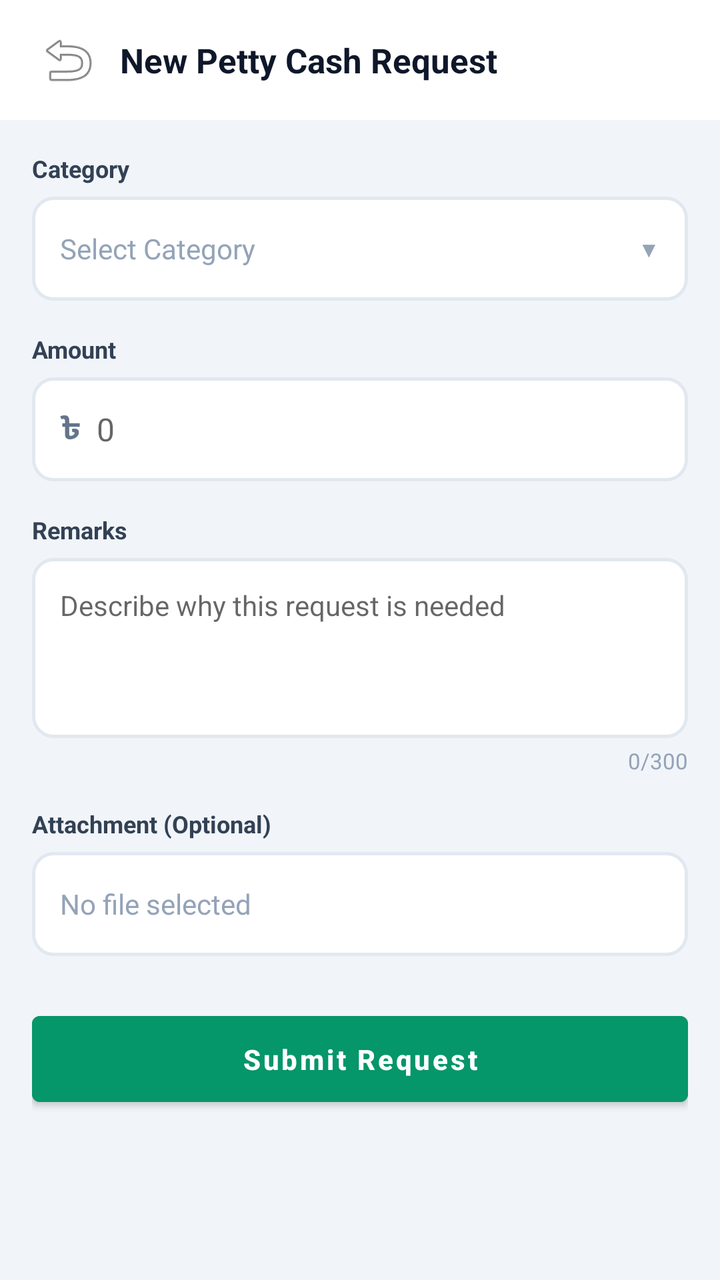
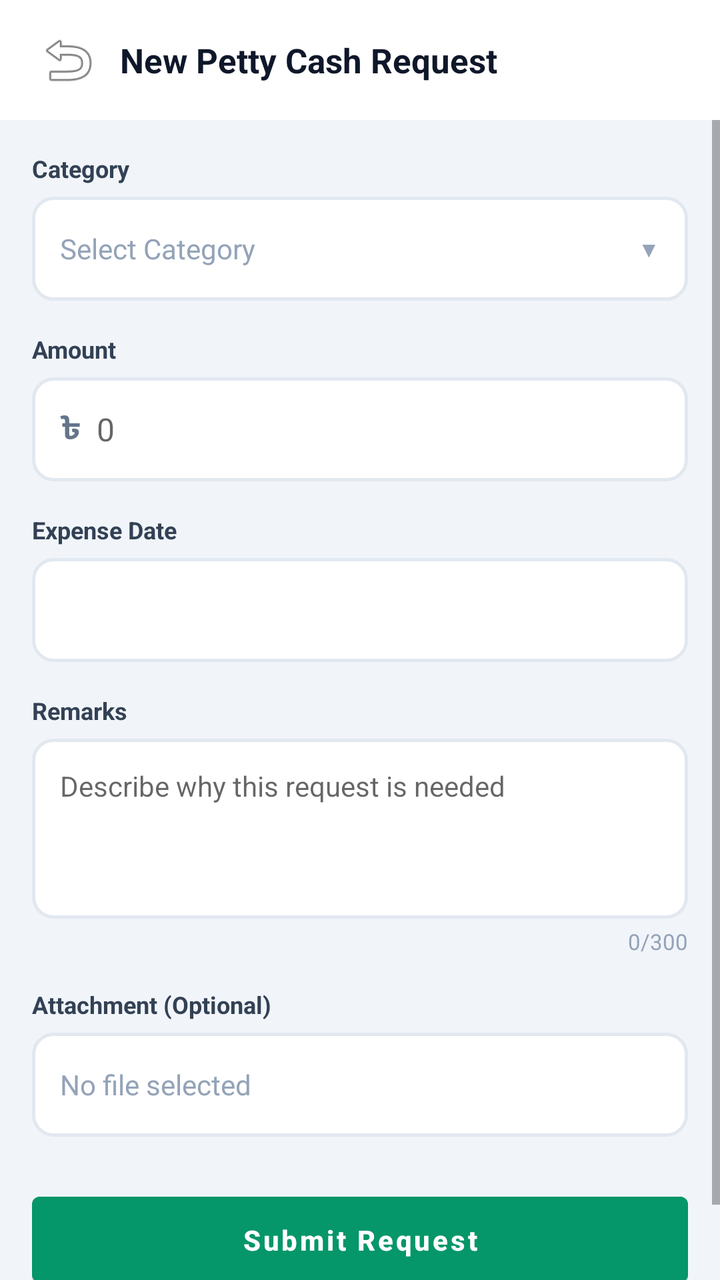

An Android layout rendered at two revisions. The XML below is the earlier revision; the diff shows what the commit changed to produce the second picture.
<!-- AndroidManifest.xml: application theme Theme.DataBridge -->
<!-- res/layout/fragment_petty_cash_request_create.xml -->
<?xml version="1.0" encoding="utf-8"?>
<FrameLayout
    xmlns:android="http://schemas.android.com/apk/res/android"
    xmlns:app="http://schemas.android.com/apk/res-auto"
    android:layout_width="match_parent"
    android:layout_height="match_parent"
    android:background="#F1F5F9">

    <LinearLayout
        android:layout_width="match_parent"
        android:layout_height="match_parent"
        android:orientation="vertical">

        
        <LinearLayout
            android:layout_width="match_parent"
            android:layout_height="wrap_content"
            android:orientation="horizontal"
            android:gravity="center_vertical"
            android:paddingHorizontal="16dp"
            android:paddingVertical="12dp"
            android:background="#FFFFFF">

            <ImageButton
                android:id="@+id/btnPcRequestCreateBack"
                android:layout_width="36dp"
                android:layout_height="36dp"
                android:src="@android:drawable/ic_menu_revert"
                android:background="?attr/selectableItemBackgroundBorderless"
                android:contentDescription="Back" />

            <TextView
                android:id="@+id/tvPcRequestCreateTitle"
                android:layout_width="0dp"
                android:layout_weight="1"
                android:layout_height="wrap_content"
                android:text="New Petty Cash Request"
                android:textSize="17sp"
                android:textStyle="bold"
                android:textColor="#0F172A"
                android:layout_marginStart="8dp" />
        </LinearLayout>

        <ScrollView
            android:layout_width="match_parent"
            android:layout_height="0dp"
            android:layout_weight="1"
            android:fillViewport="true"
            android:clipToPadding="false"
            android:paddingBottom="16dp">

            <LinearLayout
                android:layout_width="match_parent"
                android:layout_height="wrap_content"
                android:orientation="vertical"
                android:padding="16dp">

                
                <TextView
                    android:layout_width="wrap_content"
                    android:layout_height="wrap_content"
                    android:text="Category"
                    android:textSize="12sp"
                    android:textStyle="bold"
                    android:textColor="#334155" />

                <LinearLayout
                    android:id="@+id/layoutPcRequestCategory"
                    android:layout_width="match_parent"
                    android:layout_height="52dp"
                    android:orientation="horizontal"
                    android:gravity="center_vertical"
                    android:layout_marginTop="6dp"
                    android:background="@drawable/bg_pc_input"
                    android:paddingHorizontal="14dp"
                    android:clickable="true"
                    android:focusable="true">

                    <TextView
                        android:id="@+id/tvPcRequestCategorySelected"
                        android:layout_width="0dp"
                        android:layout_weight="1"
                        android:layout_height="wrap_content"
                        android:text="Select Category"
                        android:textSize="14sp"
                        android:textColor="#94A3B8" />

                    <TextView
                        android:layout_width="wrap_content"
                        android:layout_height="wrap_content"
                        android:text="\u25BC"
                        android:textSize="11sp"
                        android:textColor="#94A3B8" />
                </LinearLayout>

                
                <LinearLayout
                    android:id="@+id/groupPcRequestConsignment"
                    android:layout_width="match_parent"
                    android:layout_height="wrap_content"
                    android:orientation="vertical"
                    android:visibility="gone">

                    <TextView
                        android:layout_width="wrap_content"
                        android:layout_height="wrap_content"
                        android:text="Consignment ID"
                        android:textSize="12sp"
                        android:textStyle="bold"
                        android:textColor="#334155"
                        android:layout_marginTop="16dp" />

                    <LinearLayout
                        android:layout_width="match_parent"
                        android:layout_height="wrap_content"
                        android:orientation="horizontal"
                        android:layout_marginTop="6dp">

                        <EditText
                            android:id="@+id/etPcRequestConsignmentId"
                            android:layout_width="0dp"
                            android:layout_height="52dp"
                            android:layout_weight="1"
                            android:background="@drawable/bg_pc_input"
                            android:hint="Type or scan consignment ID"
                            android:textSize="14sp"
                            android:textColor="#0F172A"
                            android:paddingHorizontal="14dp"
                            android:maxLines="1"
                            android:inputType="text" />

                        <TextView
                            android:id="@+id/btnPcRequestScanConsignment"
                            android:layout_width="52dp"
                            android:layout_height="52dp"
                            android:layout_marginStart="8dp"
                            android:background="@drawable/bg_pc_input"
                            android:gravity="center"
                            android:text="📷"
                            android:textSize="18sp" />
                    </LinearLayout>

                    
                    <LinearLayout
                        android:id="@+id/layoutPcRequestConsignmentPreview"
                        android:layout_width="match_parent"
                        android:layout_height="wrap_content"
                        android:orientation="vertical"
                        android:background="@drawable/bg_card_rounded"
                        android:padding="10dp"
                        android:layout_marginTop="8dp"
                        android:visibility="gone">

                        <TextView
                            android:id="@+id/tvPcRequestConsignmentPreview"
                            android:layout_width="match_parent"
                            android:layout_height="wrap_content"
                            android:textSize="12.5sp"
                            android:textColor="#0F172A" />
                    </LinearLayout>
                </LinearLayout>

                
                <LinearLayout
                    android:id="@+id/groupPcRequestStore"
                    android:layout_width="match_parent"
                    android:layout_height="wrap_content"
                    android:orientation="vertical"
                    android:visibility="gone">

                    <TextView
                        android:layout_width="wrap_content"
                        android:layout_height="wrap_content"
                        android:text="Store"
                        android:textSize="12sp"
                        android:textStyle="bold"
                        android:textColor="#334155"
                        android:layout_marginTop="16dp" />

                    <LinearLayout
                        android:id="@+id/layoutPcRequestStore"
                        android:layout_width="match_parent"
                        android:layout_height="52dp"
                        android:orientation="horizontal"
                        android:gravity="center_vertical"
                        android:layout_marginTop="6dp"
                        android:background="@drawable/bg_pc_input"
                        android:paddingHorizontal="14dp"
                        android:clickable="true"
                        android:focusable="true">

                        <TextView
                            android:id="@+id/tvPcRequestStoreSelected"
                            android:layout_width="0dp"
                            android:layout_weight="1"
                            android:layout_height="wrap_content"
                            android:text="Select Store"
                            android:textSize="14sp"
                            android:textColor="#94A3B8" />

                        <TextView
                            android:layout_width="wrap_content"
                            android:layout_height="wrap_content"
                            android:text="\u25BC"
                            android:textSize="11sp"
                            android:textColor="#94A3B8" />
                    </LinearLayout>

                    <TextView
                        android:layout_width="wrap_content"
                        android:layout_height="wrap_content"
                        android:text="Number of Pickups"
                        android:textSize="12sp"
                        android:textStyle="bold"
                        android:textColor="#334155"
                        android:layout_marginTop="14dp" />

                    <EditText
                        android:id="@+id/etPcRequestPickupCount"
                        android:layout_width="match_parent"
                        android:layout_height="52dp"
                        android:layout_marginTop="6dp"
                        android:background="@drawable/bg_pc_input"
                        android:paddingHorizontal="14dp"
                        android:inputType="number"
                        android:maxLength="3"
                        android:textSize="14sp"
                        android:hint="e.g. 3" />
                </LinearLayout>

                
                <LinearLayout
                    android:id="@+id/groupPcRequestConveyance"
                    android:layout_width="match_parent"
                    android:layout_height="wrap_content"
                    android:orientation="vertical"
                    android:visibility="gone">

                    <TextView
                        android:layout_width="wrap_content"
                        android:layout_height="wrap_content"
                        android:text="Vehicle"
                        android:textSize="12sp"
                        android:textStyle="bold"
                        android:textColor="#334155"
                        android:layout_marginTop="16dp" />

                    <LinearLayout
                        android:id="@+id/layoutPcRequestVehicle"
                        android:layout_width="match_parent"
                        android:layout_height="52dp"
                        android:orientation="horizontal"
                        android:gravity="center_vertical"
                        android:layout_marginTop="6dp"
                        android:background="@drawable/bg_pc_input"
                        android:paddingHorizontal="14dp"
                        android:clickable="true"
                        android:focusable="true">

                        <TextView
                            android:id="@+id/tvPcRequestVehicleSelected"
                            android:layout_width="0dp"
                            android:layout_weight="1"
                            android:layout_height="wrap_content"
                            android:text="Select Vehicle"
                            android:textSize="14sp"
                            android:textColor="#94A3B8" />

                        <TextView
                            android:layout_width="wrap_content"
                            android:layout_height="wrap_content"
                            android:text="\u25BC"
                            android:textSize="11sp"
                            android:textColor="#94A3B8" />
                    </LinearLayout>

                    <TextView
                        android:layout_width="wrap_content"
                        android:layout_height="wrap_content"
                        android:text="From"
                        android:textSize="12sp"
                        android:textStyle="bold"
                        android:textColor="#334155"
                        android:layout_marginTop="14dp" />

                    <LinearLayout
                        android:id="@+id/layoutPcRequestFromArea"
                        android:layout_width="match_parent"
                        android:layout_height="52dp"
                        android:orientation="horizontal"
                        android:gravity="center_vertical"
                        android:layout_marginTop="6dp"
                        android:background="@drawable/bg_pc_input"
                        android:paddingHorizontal="14dp"
                        android:clickable="true"
                        android:focusable="true">

                        <TextView
                            android:id="@+id/tvPcRequestFromAreaSelected"
                            android:layout_width="0dp"
                            android:layout_weight="1"
                            android:layout_height="wrap_content"
                            android:text="Office"
                            android:textSize="14sp"
                            android:textColor="#0F172A" />

                        <TextView
                            android:layout_width="wrap_content"
                            android:layout_height="wrap_content"
                            android:text="\u25BC"
                            android:textSize="11sp"
                            android:textColor="#94A3B8" />
                    </LinearLayout>

                    <TextView
                        android:layout_width="wrap_content"
                        android:layout_height="wrap_content"
                        android:text="Destination"
                        android:textSize="12sp"
                        android:textStyle="bold"
                        android:textColor="#334155"
                        android:layout_marginTop="14dp" />

                    <LinearLayout
                        android:id="@+id/layoutPcRequestToArea"
                        android:layout_width="match_parent"
                        android:layout_height="52dp"
                        android:orientation="horizontal"
                        android:gravity="center_vertical"
                        android:layout_marginTop="6dp"
                        android:background="@drawable/bg_pc_input"
                        android:paddingHorizontal="14dp"
                        android:clickable="true"
                        android:focusable="true">

                        <TextView
                            android:id="@+id/tvPcRequestToAreaSelected"
                            android:layout_width="0dp"
                            android:layout_weight="1"
                            android:layout_height="wrap_content"
                            android:text="Office"
                            android:textSize="14sp"
                            android:textColor="#0F172A" />

                        <TextView
                            android:layout_width="wrap_content"
                            android:layout_height="wrap_content"
                            android:text="\u25BC"
                            android:textSize="11sp"
                            android:textColor="#94A3B8" />
                    </LinearLayout>

                    <TextView
                        android:layout_width="wrap_content"
                        android:layout_height="wrap_content"
                        android:text="Attempt Quantity"
                        android:textSize="12sp"
                        android:textStyle="bold"
                        android:textColor="#334155"
                        android:layout_marginTop="14dp" />

                    <EditText
                        android:id="@+id/etPcRequestAttemptQuantity"
                        android:layout_width="match_parent"
                        android:layout_height="52dp"
                        android:layout_marginTop="6dp"
                        android:background="@drawable/bg_pc_input"
                        android:paddingHorizontal="14dp"
                        android:inputType="number"
                        android:maxLength="4"
                        android:textSize="14sp"
                        android:hint="e.g. 5" />

                    <TextView
                        android:layout_width="wrap_content"
                        android:layout_height="wrap_content"
                        android:text="Delivered Quantity"
                        android:textSize="12sp"
                        android:textStyle="bold"
                        android:textColor="#334155"
                        android:layout_marginTop="14dp" />

                    <EditText
                        android:id="@+id/etPcRequestDeliveredQuantity"
                        android:layout_width="match_parent"
                        android:layout_height="52dp"
                        android:layout_marginTop="6dp"
                        android:background="@drawable/bg_pc_input"
                        android:paddingHorizontal="14dp"
                        android:inputType="number"
                        android:maxLength="4"
                        android:textSize="14sp"
                        android:hint="e.g. 4" />

                </LinearLayout>

                
                <LinearLayout
                    android:id="@+id/groupPcAmount"
                    android:layout_width="match_parent"
                    android:layout_height="wrap_content"
                    android:orientation="vertical">

                    <TextView
                        android:layout_width="wrap_content"
                        android:layout_height="wrap_content"
                        android:text="Amount"
                        android:textSize="12sp"
                        android:textStyle="bold"
                        android:textColor="#334155"
                        android:layout_marginTop="16dp" />

                    <LinearLayout
                        android:layout_width="match_parent"
                        android:layout_height="wrap_content"
                        android:orientation="horizontal"
                        android:gravity="center_vertical"
                        android:layout_marginTop="6dp"
                        android:background="@drawable/bg_pc_input"
                        android:paddingHorizontal="14dp">

                        <TextView
                            android:layout_width="wrap_content"
                            android:layout_height="wrap_content"
                            android:text="\u09F3"
                            android:textSize="16sp"
                            android:textStyle="bold"
                            android:textColor="#64748B" />

                        <EditText
                            android:id="@+id/etPcRequestAmount"
                            android:layout_width="0dp"
                            android:layout_weight="1"
                            android:layout_height="52dp"
                            android:background="@android:color/transparent"
                            android:inputType="numberDecimal"
                            android:hint="0"
                            android:textSize="16sp"
                            android:textColor="#0F172A"
                            android:paddingStart="8dp"
                            android:maxLines="1" />
                    </LinearLayout>
                </LinearLayout>

                
                <TextView
                    android:layout_width="wrap_content"
                    android:layout_height="wrap_content"
                    android:text="Remarks"
                    android:textSize="12sp"
                    android:textStyle="bold"
                    android:textColor="#334155"
                    android:layout_marginTop="16dp" />

                <EditText
                    android:id="@+id/etPcRequestPurpose"
                    android:layout_width="match_parent"
                    android:layout_height="90dp"
                    android:layout_marginTop="6dp"
                    android:background="@drawable/bg_pc_input"
                    android:hint="Describe why this request is needed"
                    android:textSize="14sp"
                    android:textColor="#0F172A"
                    android:padding="14dp"
                    android:gravity="top"
                    android:maxLength="300"
                    android:inputType="textMultiLine" />

                <TextView
                    android:id="@+id/tvPcRequestPurposeCount"
                    android:layout_width="wrap_content"
                    android:layout_height="wrap_content"
                    android:layout_gravity="end"
                    android:layout_marginTop="4dp"
                    android:text="0/300"
                    android:textSize="11sp"
                    android:textColor="#94A3B8" />

                
                <TextView
                    android:layout_width="wrap_content"
                    android:layout_height="wrap_content"
                    android:text="Attachment (Optional)"
                    android:textSize="12sp"
                    android:textStyle="bold"
                    android:textColor="#334155"
                    android:layout_marginTop="16dp" />

                <LinearLayout
                    android:id="@+id/layoutPcRequestAttachment"
                    android:layout_width="match_parent"
                    android:layout_height="52dp"
                    android:orientation="horizontal"
                    android:gravity="center_vertical"
                    android:layout_marginTop="6dp"
                    android:background="@drawable/bg_pc_input"
                    android:paddingHorizontal="14dp"
                    android:clickable="true"
                    android:focusable="true">

                    <TextView
                        android:id="@+id/tvPcRequestAttachmentName"
                        android:layout_width="0dp"
                        android:layout_weight="1"
                        android:layout_height="wrap_content"
                        android:text="No file selected"
                        android:textSize="14sp"
                        android:textColor="#94A3B8" />

                    <TextView
                        android:layout_width="wrap_content"
                        android:layout_height="wrap_content"
                        android:text="\uD83D\uDCCE"
                        android:textSize="16sp" />
                </LinearLayout>

                
                <Button
                    android:id="@+id/btnPcRequestSubmit"
                    android:layout_width="match_parent"
                    android:layout_height="wrap_content"
                    android:layout_marginTop="24dp"
                    android:text="Submit Request"
                    android:textAllCaps="false"
                    android:textStyle="bold"
                    android:textColor="#FFFFFF"
                    android:backgroundTint="#059669"
                    android:paddingVertical="12dp" />

            </LinearLayout>
        </ScrollView>
    </LinearLayout>
</FrameLayout>
<!-- resources referenced by this layout -->
<resources>
  <!-- drawable bg_card_rounded (drawable) -->
  <?xml version="1.0" encoding="utf-8"?>
  <shape xmlns:android="http://schemas.android.com/apk/res/android"
      android:shape="rectangle">
      <solid android:color="@color/theme_bg_card" />
      <stroke android:width="1.5dp" android:color="@color/theme_border" />
      <corners android:radius="10dp" />
  </shape>
  <!-- drawable bg_pc_input (drawable) -->
  <?xml version="1.0" encoding="utf-8"?>
  <shape xmlns:android="http://schemas.android.com/apk/res/android"
      android:shape="rectangle">
      <solid android:color="#FFFFFF" />
      <stroke android:width="1.5dp" android:color="#E2E8F0" />
      <corners android:radius="10dp" />
  </shape>
  <style name="Theme.DataBridge" parent="Theme.MaterialComponents.DayNight.NoActionBar">
      <item name="colorPrimary">#00d4ff</item>
      <item name="colorPrimaryVariant">#16213e</item>
      <item name="colorOnPrimary">#ffffff</item>
      <item name="colorSecondary">#00d4ff</item>
      <item name="android:statusBarColor">#1a1a2e</item>
  </style>
  <color name="theme_bg_card">#ffffff</color>
  <color name="theme_border">#e2e8f0</color>
</resources>

<!-- the commit's change to res/layout/fragment_petty_cash_request_create.xml (unified diff, before → after) -->
@@ -446,6 +446,43 @@
                 <TextView
                     android:layout_width="wrap_content"
                     android:layout_height="wrap_content"
+                    android:text="Expense Date"
+                    android:textSize="12sp"
+                    android:textStyle="bold"
+                    android:textColor="#334155"
+                    android:layout_marginTop="16dp" />
+
+                <LinearLayout
+                    android:id="@+id/layoutPcRequestExpenseDate"
+                    android:layout_width="match_parent"
+                    android:layout_height="52dp"
+                    android:orientation="horizontal"
+                    android:gravity="center_vertical"
+                    android:layout_marginTop="6dp"
+                    android:background="@drawable/bg_pc_input"
+                    android:paddingHorizontal="14dp"
+                    android:clickable="true"
+                    android:focusable="true">
+
+                    <TextView
+                        android:id="@+id/tvPcRequestExpenseDateSelected"
+                        android:layout_width="0dp"
+                        android:layout_weight="1"
+                        android:layout_height="wrap_content"
+                        android:textSize="14sp"
+                        android:textColor="#0F172A" />
+
+                    <TextView
+                        android:layout_width="wrap_content"
+                        android:layout_height="wrap_content"
+                        android:text="\uD83D\uDCC5"
+                        android:textSize="16sp" />
+                </LinearLayout>
+
+                
+                <TextView
+                    android:layout_width="wrap_content"
+                    android:layout_height="wrap_content"
                     android:text="Remarks"
                     android:textSize="12sp"
                     android:textStyle="bold"
